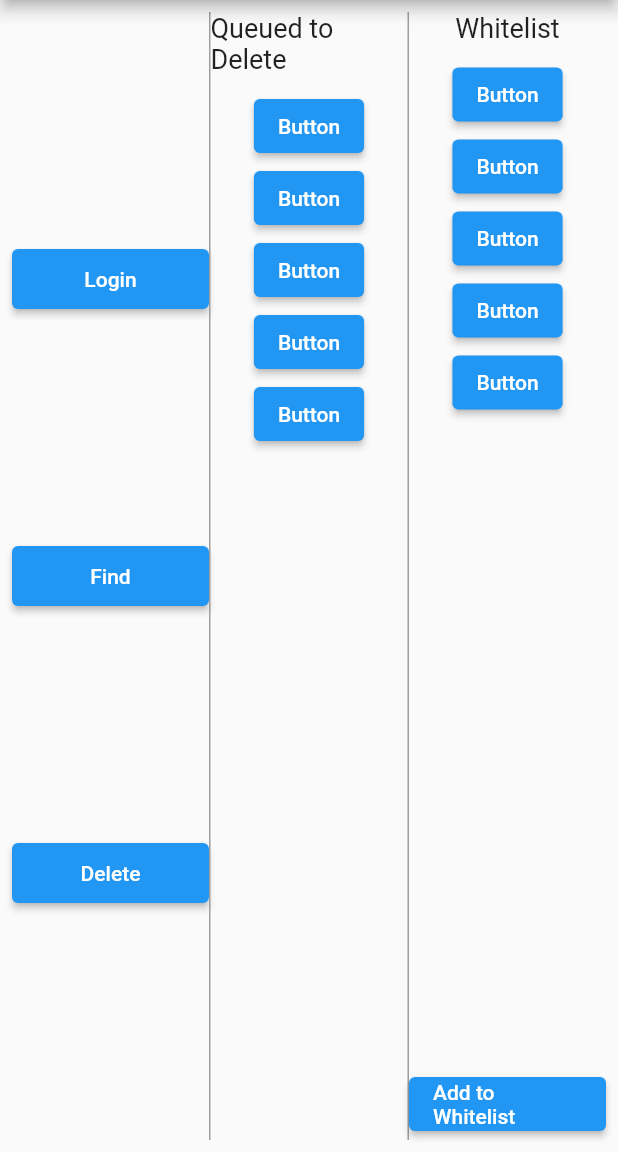
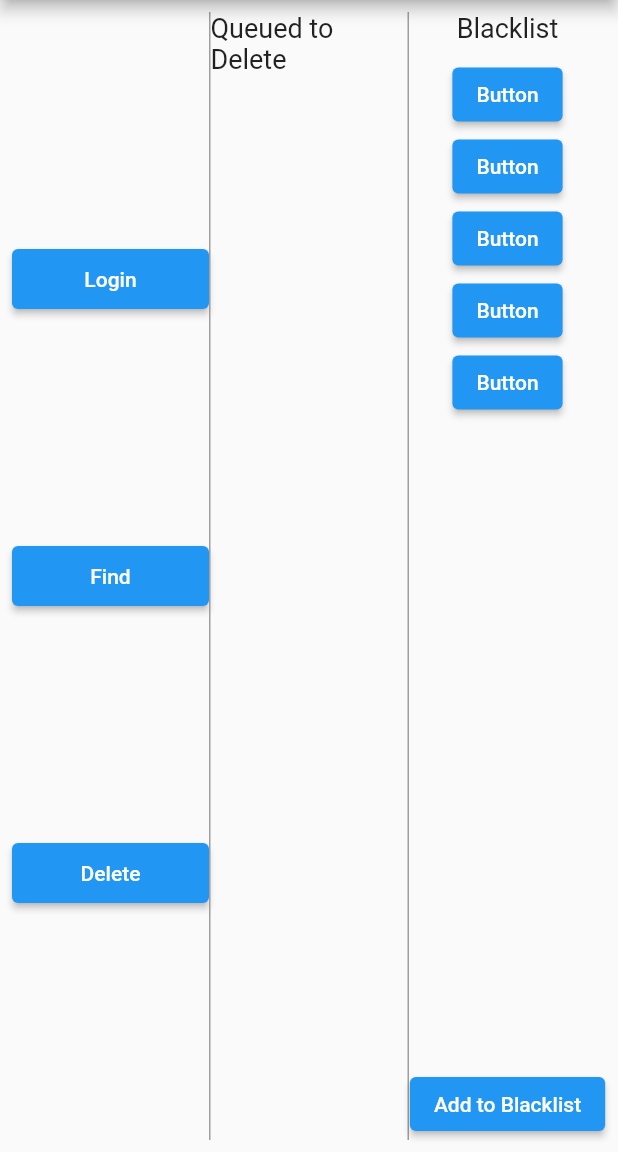
Before and after one commit to erikas-taroza/EmailSpamCleaner, a Flutter app: the screen it shows after launch, after a tap on "Login", on a phone screen of 412 x 824 dp, the part 84-1236 px from its top. Run offline on Flutter 3.47's test engine with Material 2 defaults, Android fonts, the phone set to English and light mode, and no system bars; our stand-ins replace googleapis_auth; missing offline and left inert: googleapis.

Commit message:
Functionality for displaying emails using the API

```diff
--- /dev/null
+++ b/lib/gmail_api_helper.dart
@@ -0,0 +1,43 @@
+import 'package:googleapis/gmail/v1.dart';
+import 'package:googleapis_auth/auth_io.dart';
+import 'package:url_launcher/url_launcher_string.dart';
+import 'package:flutter/services.dart' show rootBundle;
+import 'dart:convert' as convert;
+
+late UsersResource _user;
+
+Future<void> login() async
+{
+    void _prompt(String url) => launchUrlString(url);
+
+    final client = await clientViaUserConsent(
+        await _getClient(),
+        ["https://www.googleapis.com/auth/gmail.modify"],
+        _prompt
+    );
+
+    GmailApi gmailApi = GmailApi(client);
+    _user = gmailApi.users;
+}
+
+Future<ClientId> _getClient() async
+{
+    String json = await rootBundle.loadString("assets/client.json");
+    var data = convert.jsonDecode(json)["installed"];
+
+    return ClientId(data["client_id"], data["client_secret"]);
+}
+
+Future<List<Message>> readEmails() async
+{
+    ListMessagesResponse emails = await _user.messages.list("me", includeSpamTrash: false, maxResults: 10);
+    List<Message> ids = emails.messages!;
+    List<Message> messages = [];
+
+    for(Message id in ids)
+    {
+        messages.add(await _user.messages.get("me", id.id!, format: "metadata"));
+    }
+
+    return messages;
+}
--- a/lib/main.dart
+++ b/lib/main.dart
@@ -1,4 +1,8 @@
 import 'package:flutter/material.dart';
+import 'package:googleapis/gmail/v1.dart';
+import 'gmail_api_helper.dart' as gmail;
+
+import 'email_entry.dart';
 
 void main()
 {
@@ -19,9 +23,17 @@ class MyApp extends StatelessWidget
     }
 }
 
-class HomePage extends StatelessWidget
+class HomePage extends StatefulWidget
 {
     const HomePage({Key? key}) : super(key: key);
+
+    @override
+    State<StatefulWidget> createState() => HomePageState();
+}
+
+class HomePageState extends State<HomePage>
+{
+    List<Message> _emails = [];
 
     @override
     Widget build(BuildContext context)
@@ -40,7 +52,7 @@ class HomePage extends StatelessWidget
                                     SizedBox(
                                         child: ElevatedButton(
                                             child: const Text("Login"),
-                                            onPressed: () {},
+                                            onPressed: () async => await gmail.login()
                                         ),
                                         height: 40,
                                         width: 150
@@ -48,7 +60,12 @@ class HomePage extends StatelessWidget
                                     SizedBox(
                                         child: ElevatedButton(
                                             child: const Text("Find"),
-                                            onPressed: () {},
+                                            onPressed: () async {
+                                                List<Message> newEmails = await gmail.readEmails();
+                                                setState(() {
+                                                    _emails = newEmails;
+                                                });
+                                            },
                                         ),
                                         height: 40,
                                         width: 150
@@ -71,14 +88,21 @@ class HomePage extends StatelessWidget
                                     const Text("Queued to Delete", style: TextStyle(fontSize: 18)),
                                     const SizedBox(height: 10),
                                     //replace with listview
-                                    Column(
-                                        children: [
-                                            ElevatedButton(onPressed: () {}, child: const Text("Button")),
-                                            ElevatedButton(onPressed: () {}, child: const Text("Button")),
-                                            ElevatedButton(onPressed: () {}, child: const Text("Button")),
-                                            ElevatedButton(onPressed: () {}, child: const Text("Button")),
-                                            ElevatedButton(onPressed: () {}, child: const Text("Button"))
-                                        ],
+                                    Expanded(
+                                      child: ListView.separated(
+                                            itemCount: _emails.length,
+                                            itemBuilder: (context, index) {
+                                                if(_emails.isEmpty) return Container();
+
+                                                Message email = _emails[index];
+                                                return EmailEntry(
+                                                    email.payload!.headers!.where((element) => element.name == "From").first.value!,
+                                                    email.payload!.headers!.where((element) => element.name == "Subject").first.value!,
+                                                    email.snippet!
+                                                );
+                                            },
+                                            separatorBuilder: (context, index) => Container(height: 1, color: Colors.grey)
+                                      ),
                                     )
                                 ],
                             ),
@@ -87,7 +111,7 @@ class HomePage extends StatelessWidget
                         Expanded(
                             child: Column(
                                 children: [
-                                    const Text("Whitelist", style: TextStyle(fontSize: 18)),
+                                    const Text("Blacklist", style: TextStyle(fontSize: 18)),
                                     const SizedBox(height: 10),
                                     //replace with listview
                                     Expanded(
@@ -102,7 +126,7 @@ class HomePage extends StatelessWidget
                                         ),
                                     ),
                                     ElevatedButton(
-                                        child: const Text("Add to Whitelist"),
+                                        child: const Text("Add to Blacklist"),
                                         onPressed: (){},
                                     )
                                 ],
--- a/pubspec.yaml
+++ b/pubspec.yaml
@@ -30,10 +30,12 @@ dependencies:
   flutter:
     sdk: flutter
 
-
   # The following adds the Cupertino Icons font to your application.
   # Use with the CupertinoIcons class for iOS style icons.
   cupertino_icons: ^1.0.2
+  googleapis: ^8.1.0
+  googleapis_auth: ^1.3.0
+  url_launcher: ^6.1.0
 
 dev_dependencies:
   flutter_test:
@@ -51,6 +53,8 @@ dev_dependencies:
 
 # The following section is specific to Flutter.
 flutter:
+  assets:
+    - assets/client.json
 
   # The following line ensures that the Material Icons font is
   # included with your application, so that you can use the icons in
```
Also changed, not shown: lib/email_entry.dart (added, +45 -0 lines), pubspec.lock, 3 other files.
